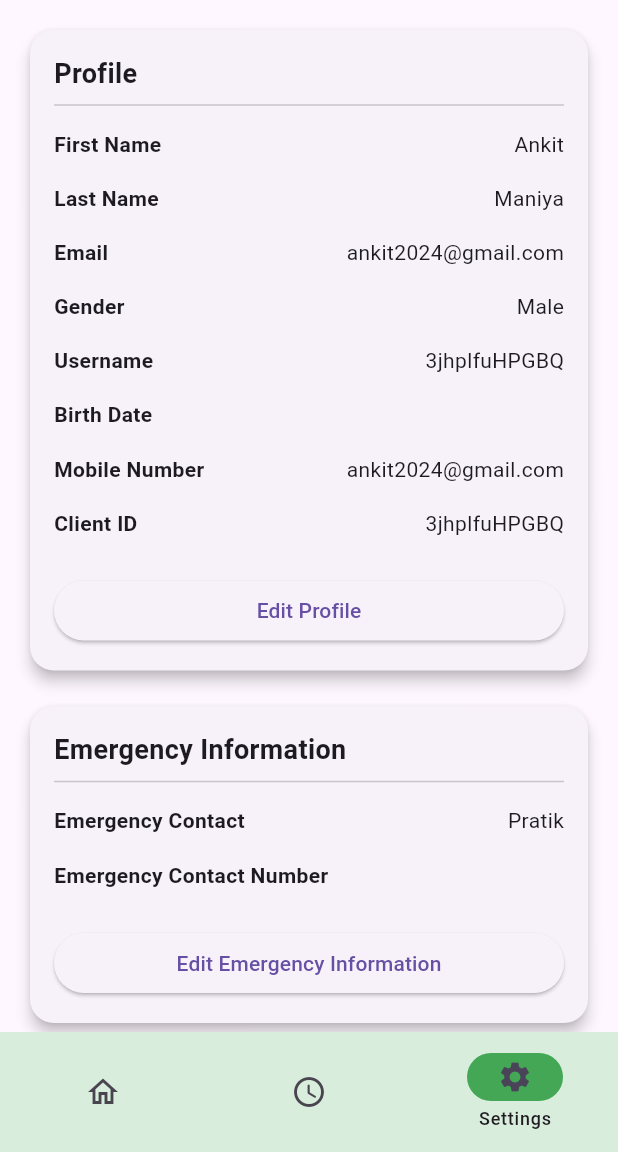
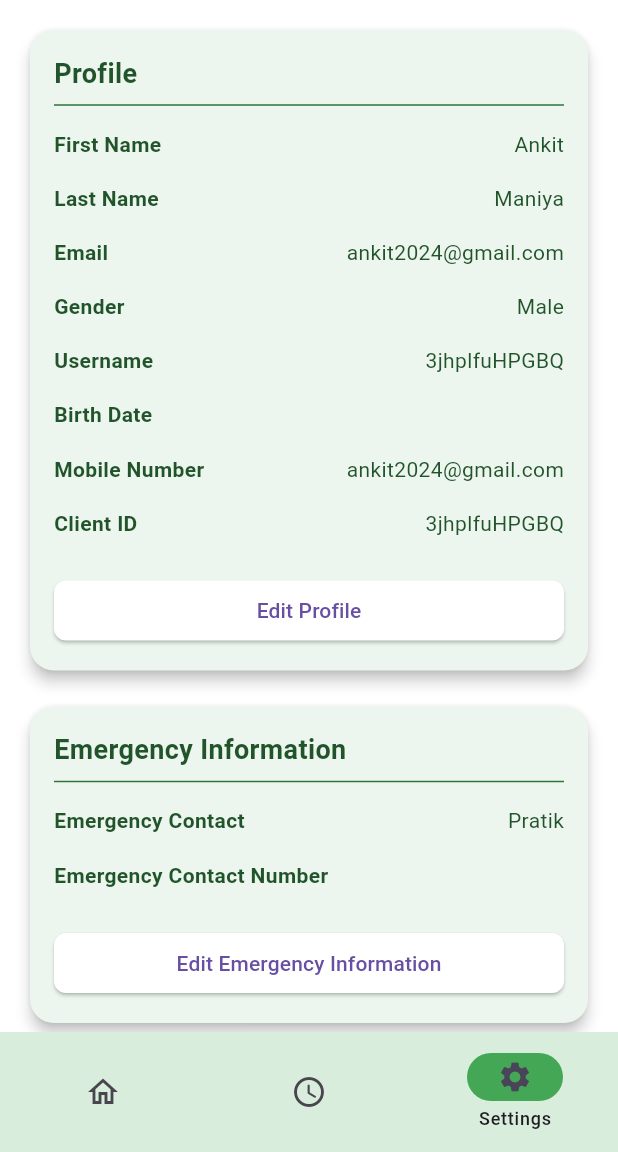
Before and after one commit to pratikboghani/shifttime, a Flutter app: the screen it shows after launch, item 3 of the bottom bar chosen, on a phone screen of 412 x 824 dp, the part 84-1236 px from its top. Run offline on Flutter 3.47's test engine with Material 3 defaults, Android fonts, the phone set to English and light mode, and no system bars; our stand-ins replace animated_splash_screen, shared_preferences; missing offline and left inert: dart:js_interop, extension.

Commit message:
themedata

```diff
--- a/lib/screens/login_screen.dart
+++ b/lib/screens/login_screen.dart
@@ -113,7 +113,7 @@ class _LoginScreenState extends State<LoginScreen> {
     final width = MediaQuery.of(context).size.width;
     return Scaffold(
 
-      backgroundColor: clrGeenOriginal,
+      backgroundColor: clrGreenOriginal,
       body: Align(
         alignment: Alignment.bottomCenter,
         child: SingleChildScrollView(
@@ -179,7 +179,7 @@ class _LoginScreenState extends State<LoginScreen> {
                               style: TextStyle(
                                 fontSize: 15.0,
                                 fontWeight: FontWeight.bold,
-                                color: clrGeenOriginal,
+                                color: clrGreenOriginal,
                                 fontFamily: fontFamily,
                               ),
                             ),
@@ -195,7 +195,7 @@ class _LoginScreenState extends State<LoginScreen> {
                                 style: TextStyle(
                                   fontSize: 20.0,
                                   fontWeight: FontWeight.bold,
-                                  color: clrGeenOriginal,
+                                  color: clrGreenOriginal,
                                   fontFamily: fontFamily,
                                 ),
                               ),
@@ -233,7 +233,7 @@ class _LoginScreenState extends State<LoginScreen> {
                                   hintText: 'enter your client id',
                                   icon: const Icon(
                                     Icons.lock_outlined,
-                                    color: clrGeenOriginal,
+                                    color: clrGreenOriginal,
                                   ), maxLength: 100,
                                 ),
                               ),
@@ -261,7 +261,7 @@ class _LoginScreenState extends State<LoginScreen> {
                                   hintText: 'enter your email',
                                   icon: const Icon(
                                     Icons.person,
-                                    color: clrGeenOriginal,
+                                    color: clrGreenOriginal,
                                   ), maxLength:100,
                                 ),
                               ),
@@ -288,7 +288,7 @@ class _LoginScreenState extends State<LoginScreen> {
                                   hintText: 'enter your password',
                                   icon: const Icon(
                                     Icons.lock_outlined,
-                                    color: clrGeenOriginal,
+                                    color: clrGreenOriginal,
                                   ), maxLength: 100,
                                 ),
                               ),
--- a/lib/screens/user_home_screen.dart
+++ b/lib/screens/user_home_screen.dart
@@ -33,7 +33,7 @@ class _NavigationState extends State<Navigation> {
     final ThemeData theme = Theme.of(context);
     return Scaffold(
       appBar: AppBar(
-        backgroundColor: clrGeenOriginal,
+        backgroundColor: clrGreenOriginal,
         title: Text('ShiftTime', style: TextStyle(color: clrWhite, fontSize: 30, letterSpacing: 1, fontWeight: FontWeight.bold),),
         leading: Image(image: const AssetImage('images/ShiftTimeIconWhite.png'),),
       ),
@@ -72,7 +72,7 @@ class _NavigationState extends State<Navigation> {
                 margin: const EdgeInsets.all(8.0),
                 padding: const EdgeInsets.all(8.0),
                 decoration: BoxDecoration(
-                  color: clrGeenOriginal,
+                  color: clrGreenOriginal,
                   borderRadius: BorderRadius.circular(8.0),
                 ),
                 child: Text(
@@ -89,7 +89,7 @@ class _NavigationState extends State<Navigation> {
               margin: const EdgeInsets.all(8.0),
               padding: const EdgeInsets.all(8.0),
               decoration: BoxDecoration(
-                color: clrGeenOriginal,
+                color: clrGreenOriginal,
                 borderRadius: BorderRadius.circular(8.0),
               ),
               child: Text(
@@ -111,7 +111,7 @@ backgroundColor: clrGreenOriginalLight,
             currentPageIndex = index;
           });
         },
-        indicatorColor: clrGeenOriginal,
+        indicatorColor: clrGreenOriginal,
         selectedIndex: currentPageIndex,
         labelBehavior: NavigationDestinationLabelBehavior.onlyShowSelected,
         destinations: const <Widget>[
--- a/lib/screens/user_setting_screen.dart
+++ b/lib/screens/user_setting_screen.dart
@@ -12,6 +12,7 @@ class UserSettingScreen extends StatelessWidget {
   Widget build(BuildContext context) {
     return MaterialApp(
       debugShowCheckedModeBanner: false,
+theme: mytheme,
       home: Scaffold(
         body: SingleChildScrollView(
           child: UserInfoScreen(),
--- a/lib/utilities/constants.dart
+++ b/lib/utilities/constants.dart
@@ -1,6 +1,6 @@
 import 'package:flutter/material.dart';
 
-const clrGeenOriginal = Color(0xff43a756);
+const clrGreenOriginal = Color(0xff43a756);
 const clrGreenOriginalLight = Color(0xFFd9eddd);
 const clrGreenWhite10 = Color(0xFF56b067);
 const clrGreenWhite20 = Color(0xFF69b978);
@@ -40,3 +40,113 @@ const welcomeTextWidget = Text(
 );
 
 const fontFamily = 'Rubik';
+
+final ThemeData mytheme= ThemeData(
+    // Colors
+    primaryColor: clrGreenOriginal,
+    hintColor: clrGreenDark50,
+    scaffoldBackgroundColor: clrWhite, // Customize the error color here
+
+    // Typography
+    textTheme: const TextTheme(
+    bodyLarge: TextStyle(color: clrGreenOriginal),
+    bodyMedium: TextStyle(color: clrGreenDark50),
+    titleLarge: TextStyle(color: clrGreenOriginal, fontWeight: FontWeight.bold),
+
+    // Customize more text styles as needed
+    ),
+    appBarTheme: const AppBarTheme(
+    backgroundColor: clrGreenOriginal,
+    foregroundColor: clrWhite,
+    titleTextStyle: TextStyle(fontSize: 20, fontWeight: FontWeight.bold),
+    ),
+
+    // Buttons
+    buttonTheme: const ButtonThemeData(
+    buttonColor: clrGreenOriginal,
+    textTheme: ButtonTextTheme.primary,
+    ),
+
+    // Input decoration
+    inputDecorationTheme: const InputDecorationTheme(
+    fillColor: clrGreenWhite10,
+    filled: true,
+    focusedBorder: OutlineInputBorder(
+    borderSide: BorderSide(color: clrGreenOriginal),
+    ),
+    enabledBorder: OutlineInputBorder(
+    borderSide: BorderSide(color: clrGreenOriginalLight),
+    ),
+    errorBorder: OutlineInputBorder(
+    borderSide: BorderSide(color: Colors.red),
+    ),
+    // Customize more input decoration properties as needed
+    ),
+
+    // Dialogs
+    dialogTheme: DialogTheme(
+    backgroundColor: clrWhite,
+    titleTextStyle: const TextStyle(color: clrGreenOriginal, fontWeight: FontWeight.bold),
+    contentTextStyle: const TextStyle(color: clrGreenDark50),
+    shape: RoundedRectangleBorder(
+    borderRadius: BorderRadius.circular(16),
+    ),
+    ),
+
+    // Snackbars
+    snackBarTheme: const SnackBarThemeData(
+    backgroundColor: Colors.red,
+    contentTextStyle: TextStyle(color: clrWhite),
+    ),
+
+    // Card
+    cardTheme: CardTheme(
+    color: clrGreenWhite90,
+    elevation: 4,
+    shape: RoundedRectangleBorder(
+    borderRadius: BorderRadius.circular(16),
+    ),
+    ),
+
+    // Bottom Navigation Bar
+    bottomNavigationBarTheme: const BottomNavigationBarThemeData(
+    backgroundColor: clrGreenOriginal,
+    selectedItemColor: clrWhite,
+    unselectedItemColor: clrGreenDark50,
+    ),
+
+    // Divider
+    dividerTheme: const DividerThemeData(
+    color: clrGreenDark30,
+    space: 16,
+    thickness: 1,
+    ),
+
+    // Toggle Buttons
+    toggleButtonsTheme: ToggleButtonsThemeData(
+    color: clrGreenDark50,
+    selectedColor: clrGreenOriginal,
+    fillColor: clrGreenWhite10,
+    borderRadius: BorderRadius.circular(8),
+    borderWidth: 1,
+    ),
+  elevatedButtonTheme: ElevatedButtonThemeData(
+    style: ButtonStyle(
+      backgroundColor: MaterialStateProperty.resolveWith<Color>(
+            (Set<MaterialState> states) {
+          if (states.contains(MaterialState.hovered)) {
+            return clrGreenWhite90; // Hover color
+          }
+          return clrWhite; // Default color
+        },
+      ),
+      shape: MaterialStateProperty.all<RoundedRectangleBorder>(
+        RoundedRectangleBorder(
+          borderRadius: BorderRadius.circular(8.0), // Border radius for the button
+        ),
+      ),
+    ),
+  ),
+
+
+);
```
